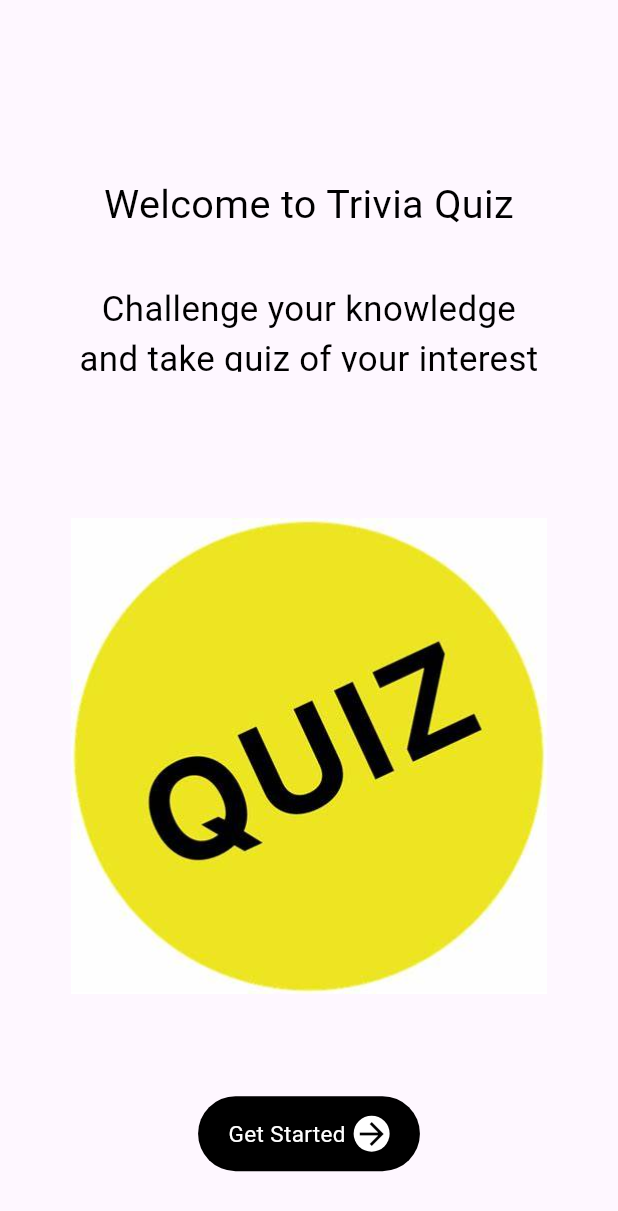
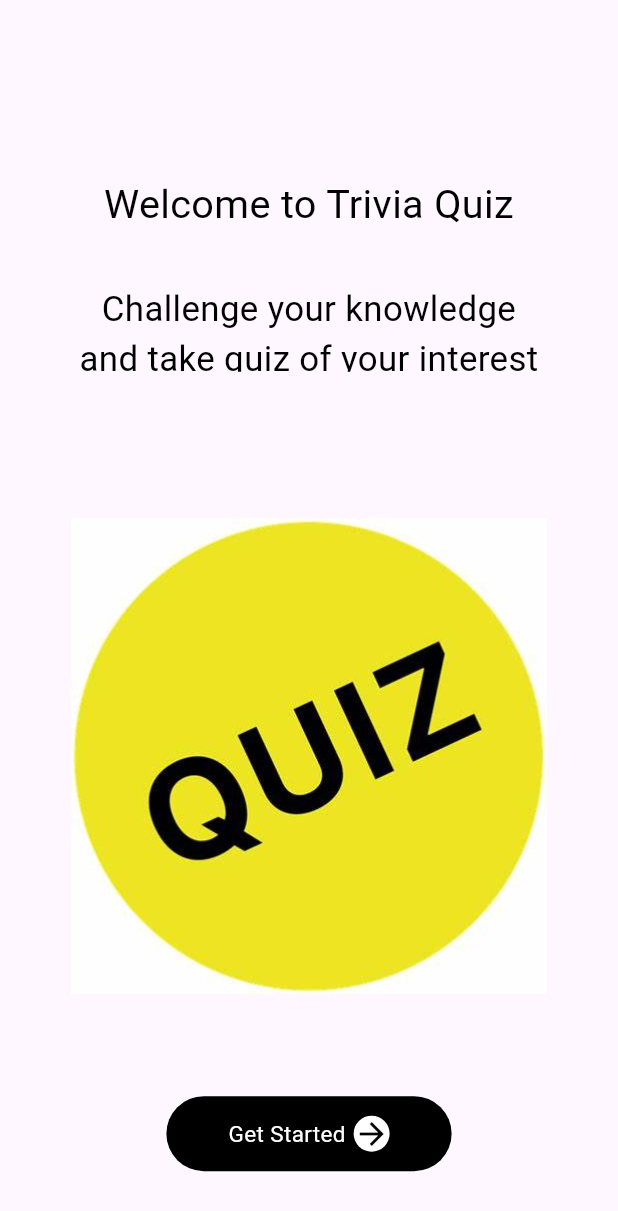
Before and after one commit to OLADISEA/trivia, a Flutter app: the screen it shows after launch, on a phone screen of 412 x 824 dp. Shown: the top 1211 px of the screen. Run offline on Flutter 3.47's test engine with Material 3 defaults, Android fonts, the phone set to English and light mode, and no system bars; our stand-ins replace cloud_firestore, equatable, firebase_auth, firebase_core, flutter_bloc, flutter_screenutil and 1 more; accounts and stored records are empty; generated files the repository leaves out were written again; statements that could not run were skipped.

Commit message:
Refactored the width.

```diff
--- a/lib/features/onboarding/widgets/get_started.dart
+++ b/lib/features/onboarding/widgets/get_started.dart
@@ -12,7 +12,7 @@ class GetStarted extends StatelessWidget {
     return InkWell(
       onTap: ()=>Navigator.of(context).push(MaterialPageRoute(builder: (context)=> LoginPage())),
       child: Container(
-        width: 140.w,
+        width: 180.w,
         height: 50,
         decoration: BoxDecoration(
           color: Colors.black,
```
